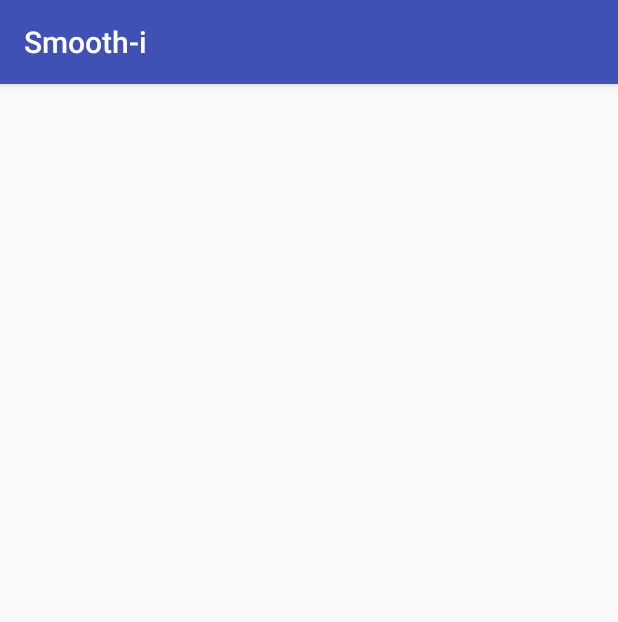
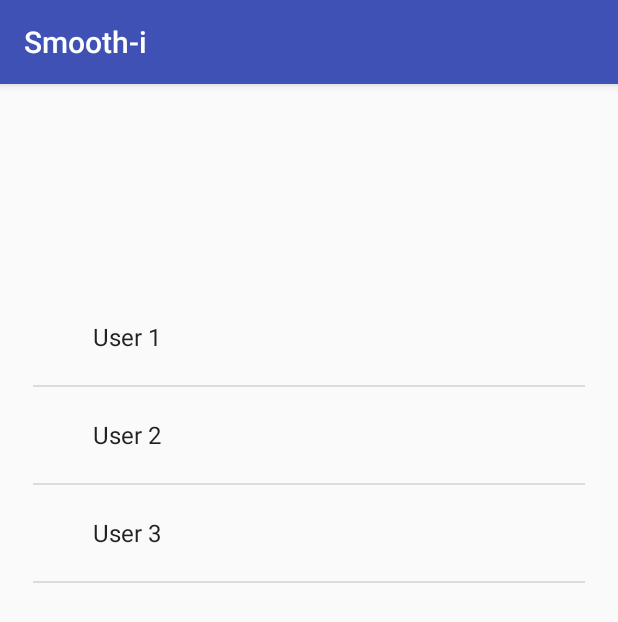
Before and after one commit to Arthlec/MeloMix, an Android app: the HostGroupActivity screen opened directly, with no data from a screen before it, on a phone screen of 412 x 824 dp. Shown: the top 622 px of the screen. Run offline under Robolectric (Android 15) with nearby library versions, the phone set to English and light mode, and no system bars.

Commit message:
Nouvelles activités créées et fonctionnels

```diff
--- a/app/src/main/java/projet_e3/esiee/com/projet_e3/HostGroupActivity.java
+++ b/app/src/main/java/projet_e3/esiee/com/projet_e3/HostGroupActivity.java
@@ -2,6 +2,8 @@ package projet_e3.esiee.com.projet_e3;
 
 import android.os.Bundle;
 import android.support.v7.app.AppCompatActivity;
+import android.view.View;
+import android.widget.AdapterView;
 import android.widget.ArrayAdapter;
 import android.widget.ListView;
 
@@ -17,7 +19,7 @@ public class HostGroupActivity extends AppCompatActivity  {
         super.onCreate(savedInstanceState);
         setContentView(R.layout.hostgroup_activity);
 
-        userList = findViewById(R.id.DJ_list);
+        userList = findViewById(R.id.host_list);
         List<String> userRepertoire = new ArrayList<>();
         userRepertoire.add("User 1");
         userRepertoire.add("User 2");
@@ -25,5 +27,13 @@ public class HostGroupActivity extends AppCompatActivity  {
 
         ArrayAdapter<String> userAdapter = new ArrayAdapter<>(this, android.R.layout.simple_expandable_list_item_1, userRepertoire);
         userList.setAdapter(userAdapter);
+
+        //ca marche pas ce truc
+        userList.setOnItemClickListener(new AdapterView.OnItemClickListener() {
+            @Override
+            public void onItemClick(AdapterView<?> adapterView, View view, int position, long id) {
+                // Que faire quand on clique sur un élément de la liste ?
+            }
+        });
     }
 }
```
